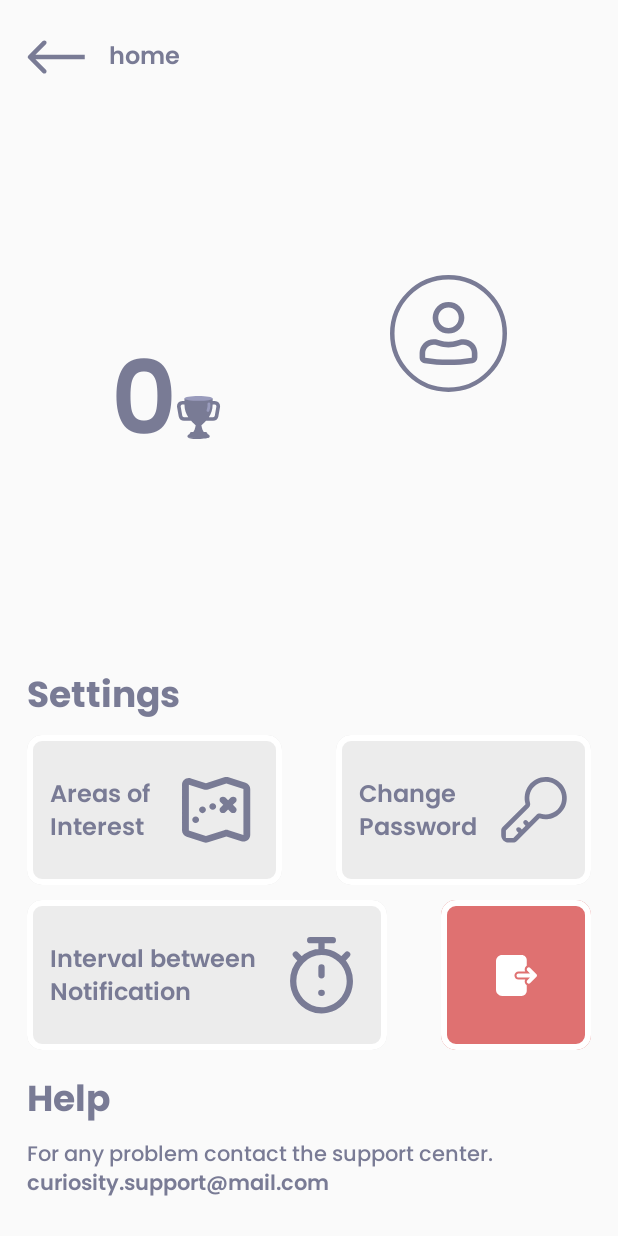
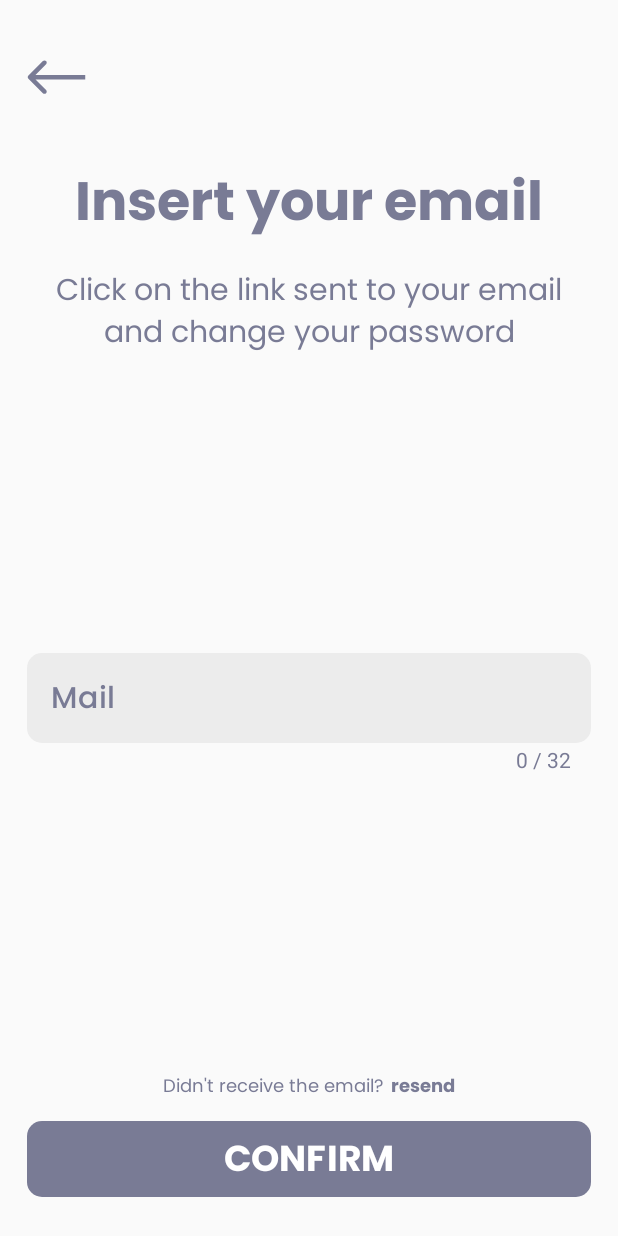
Before and after one commit to matteoorig/Curiosity, an Android app built with Jetpack Compose: the ProfileScreen screen opened through its navigation route, after a tap on "Change", on a phone screen of 412 x 824 dp. Run offline under Robolectric (Android 15) with nearby library versions, the phone set to English and light mode, and no system bars; our stand-ins replace Dagger/Hilt's generated code, Firebase (no records; nobody signed in at launch, a user with empty details on screens opened directly); libraries missing offline, so code that uses them is left out: com.opencsv; 9 statements that could not run were skipped; 1 other tap on this screen came first.

Commit message:
add reset password package with its composable function

```diff
--- a/app/src/main/java/com/curiosity/presentation/app/navigation/CuriosityNavigationGraph.kt
+++ b/app/src/main/java/com/curiosity/presentation/app/navigation/CuriosityNavigationGraph.kt
@@ -15,6 +15,7 @@ import com.curiosity.presentation.interval_notification.IntervalNotificationScre
 import com.curiosity.presentation.intro.IntroScreen
 import com.curiosity.presentation.on_boarding.OnBoardingScreen
 import com.curiosity.presentation.profile.ProfileScreen
+import com.curiosity.presentation.reset_password.ResetPasswordScreen
 import com.curiosity.presentation.sign_in.SignInScreen
 import com.curiosity.presentation.sign_up.SignUpScreen
 
@@ -83,5 +84,11 @@ fun CuriosityNavigationGraph() {
         ){
             IntervalNotificationScreen(navController = navigationController)
         }
+
+        composable(
+            route = Routes.ResetPassword.route
+        ){
+            ResetPasswordScreen(navController = navigationController)
+        }
     }
 }
--- a/app/src/main/java/com/curiosity/presentation/app/routes/Routes.kt
+++ b/app/src/main/java/com/curiosity/presentation/app/routes/Routes.kt
@@ -51,4 +51,9 @@ sealed class Routes(val route: String) {
      * Object representing the interval notification screen route.
      */
     object IntervalNotification : Routes("interval_notification_screen")
+
+    /**
+     * Object representing the reset password screen route.
+     */
+    object ResetPassword : Routes("reset_password")
 }
--- a/app/src/main/java/com/curiosity/presentation/profile/content/ProfileContent.kt
+++ b/app/src/main/java/com/curiosity/presentation/profile/content/ProfileContent.kt
@@ -102,7 +102,7 @@ fun ProfileContent(
                     navController.navigate(Routes.IntervalNotification.route)
                 },
                 onClickChangePassword = {
-
+                    navController.navigate(Routes.ResetPassword.route)
                 },
                 onClickLogout = {
                     viewModel.logOut()
--- /dev/null
+++ b/app/src/main/java/com/curiosity/presentation/reset_password/ResetPasswordScreen.kt
@@ -0,0 +1,61 @@
+package com.curiosity.presentation.reset_password
+
+/**
+ * @author matteooriggi
+ */
+
+import androidx.compose.material3.CircularProgressIndicator
+import androidx.compose.runtime.Composable
+import androidx.compose.runtime.LaunchedEffect
+import androidx.compose.runtime.collectAsState
+import androidx.compose.runtime.getValue
+import androidx.compose.ui.tooling.preview.Preview
+import androidx.hilt.navigation.compose.hiltViewModel
+import androidx.navigation.NavController
+import androidx.navigation.compose.rememberNavController
+import com.curiosity.presentation.reset_password.content.ResetPasswordContent
+import com.curiosity.presentation.reset_password.content.ResetPasswordError
+
+@Composable
+fun ResetPasswordScreen(
+    navController: NavController,
+    viewModel: ResetPasswordViewModel = hiltViewModel(),
+){
+    val state by viewModel.state.collectAsState()
+    val mailValue by viewModel.mailValue.collectAsState()
+
+    when {
+        state.isLoading -> {
+            CircularProgressIndicator()
+        }
+        state.sendResetPasswordEmailError != null -> {
+            ResetPasswordError(
+                navController = navController,
+                viewModel = viewModel,
+                state = state
+            )
+        }
+        state.sendResetPasswordEmailSuccessful -> {
+            LaunchedEffect(Unit){
+                navController.popBackStack()
+            }
+        }
+        else -> {
+            ResetPasswordContent(
+                navController = navController,
+                viewModel = viewModel,
+                state = state,
+                mailValue = mailValue
+            )
+        }
+    }
+}
+
+@Preview
+@Composable
+fun ResetPasswordScreenPreview(){
+    ResetPasswordScreen(
+        navController = rememberNavController(),
+        viewModel = hiltViewModel()
+    )
+}
--- /dev/null
+++ b/app/src/main/java/com/curiosity/presentation/reset_password/ResetPasswordStates.kt
@@ -0,0 +1,7 @@
+package com.curiosity.presentation.reset_password
+
+data class ResetPasswordStates(
+    val isLoading: Boolean = false,
+    val sendResetPasswordEmailSuccessful: Boolean = false,
+    val sendResetPasswordEmailError: String? = null
+)
--- /dev/null
+++ b/app/src/main/java/com/curiosity/presentation/reset_password/ResetPasswordViewModel.kt
@@ -0,0 +1,60 @@
+package com.curiosity.presentation.reset_password
+
+/**
+ * @author matteooriggi
+ */
+
+import androidx.lifecycle.ViewModel
+import androidx.lifecycle.viewModelScope
+import com.curiosity.domain.model.Resource
+import com.curiosity.domain.use_cases.ResetUserPasswordUseCase
+import com.curiosity.presentation.sign_up.SignUpStates
+import dagger.hilt.android.lifecycle.HiltViewModel
+import kotlinx.coroutines.flow.MutableStateFlow
+import kotlinx.coroutines.flow.StateFlow
+import kotlinx.coroutines.flow.asStateFlow
+import kotlinx.coroutines.flow.launchIn
+import kotlinx.coroutines.flow.onEach
+import kotlinx.coroutines.launch
+import javax.inject.Inject
+
+@HiltViewModel
+class ResetPasswordViewModel @Inject constructor(
+    private val resetUserPasswordUseCase: ResetUserPasswordUseCase
+): ViewModel() {
+
+    private val _state = MutableStateFlow(ResetPasswordStates())
+    val state: StateFlow<ResetPasswordStates> = _state
+
+    private val _mailValue = MutableStateFlow("")
+    val mailValue: StateFlow<String> = _mailValue.asStateFlow()
+
+    fun updateStateValue(newState: ResetPasswordStates){
+        _state.value = newState
+    }
+
+    fun updateMailValue(newValue: String){
+        _mailValue.value = newValue
+    }
+
+    fun sendResetEmail(){
+        viewModelScope.launch {
+            val flow = resetUserPasswordUseCase(_mailValue.value)
+            flow.onEach { resource ->
+                when (resource) {
+                    is Resource.Loading -> {
+                        _state.value = ResetPasswordStates(isLoading = true)
+                    }
+
+                    is Resource.Success -> {
+                        _state.value = ResetPasswordStates(isLoading = false)
+                    }
+
+                    is Resource.Error -> {
+                        _state.value = ResetPasswordStates(sendResetPasswordEmailError = resource.message)
+                    }
+                }
+            }.launchIn(this)
+        }
+    }
+}
--- /dev/null
+++ b/app/src/main/java/com/curiosity/presentation/reset_password/content/ResetPasswordContent.kt
@@ -0,0 +1,152 @@
+package com.curiosity.presentation.reset_password.content
+
+/**
+ * @author matteooriggi
+ */
+
+import androidx.compose.foundation.clickable
+import androidx.compose.foundation.interaction.MutableInteractionSource
+import androidx.compose.foundation.layout.Arrangement
+import androidx.compose.foundation.layout.Column
+import androidx.compose.foundation.layout.Row
+import androidx.compose.foundation.layout.Spacer
+import androidx.compose.foundation.layout.fillMaxSize
+import androidx.compose.foundation.layout.fillMaxWidth
+import androidx.compose.foundation.layout.height
+import androidx.compose.foundation.layout.padding
+import androidx.compose.foundation.layout.width
+import androidx.compose.runtime.Composable
+import androidx.compose.runtime.remember
+import androidx.compose.ui.Modifier
+import androidx.compose.ui.graphics.Color
+import androidx.compose.ui.text.font.FontWeight
+import androidx.compose.ui.tooling.preview.Preview
+import androidx.compose.ui.unit.dp
+import androidx.compose.ui.unit.sp
+import androidx.hilt.navigation.compose.hiltViewModel
+import androidx.navigation.NavController
+import androidx.navigation.compose.rememberNavController
+import com.curiosity.R
+import com.curiosity.common.components.CuriosityDefaultButton
+import com.curiosity.common.components.CuriositySvgButton
+import com.curiosity.common.components.CuriosityText
+import com.curiosity.common.components.CuriosityTextField
+import com.curiosity.presentation.reset_password.ResetPasswordStates
+import com.curiosity.presentation.reset_password.ResetPasswordViewModel
+import com.curiosity.ui.theme.CuriosityGray
+import com.curiosity.ui.theme.CuriosityViolet
+
+@Composable
+fun ResetPasswordContent(
+    navController: NavController,
+    viewModel: ResetPasswordViewModel,
+    state: ResetPasswordStates,
+    mailValue: String
+){
+
+    Column(
+        modifier = Modifier
+            .fillMaxSize()
+            .padding(bottom = 26.dp, top = 26.dp, start = 18.dp, end = 18.dp),
+        verticalArrangement = Arrangement.SpaceBetween
+    ) {
+        Column{
+            Spacer(modifier = Modifier.height(7.dp))
+            Row(
+                modifier = Modifier.fillMaxWidth(),
+                horizontalArrangement = Arrangement.Start
+            ) {
+                CuriositySvgButton(
+                    drawableResource = R.drawable.arrow,
+                    height = 35.dp,
+                    onClick = {
+                        viewModel.updateStateValue(
+                            ResetPasswordStates(
+                            sendResetPasswordEmailSuccessful = true)
+                        )
+                    }
+                )
+            }
+            Spacer(modifier = Modifier.height(40.dp))
+            CuriosityText(
+                value = "Insert your email",
+                textColor = CuriosityViolet,
+                textSize = 36.sp,
+                textWeight = FontWeight.Bold
+            )
+            Spacer(modifier = Modifier.height(20.dp))
+            CuriosityText(
+                value = "Click on the link sent to your email and change your password",
+                textColor = CuriosityViolet,
+                textSize = 20.sp,
+                textWeight = FontWeight.Normal,
+                maxLines = 5
+            )
+        }
+
+        CuriosityTextField(
+            modifier = Modifier
+                .fillMaxWidth()
+                .height(60.dp),
+            text = mailValue,
+            onTextChange = {
+                viewModel.updateMailValue(it)
+            },
+            fontSize = 20.sp,
+            placeholder = "Mail",
+            valueColor = CuriosityViolet,
+            backgroundColor = CuriosityGray,
+            helperText = true,
+            helperTextColor = CuriosityViolet,
+            maxLength = 32
+        )
+
+        Column {
+            Row(
+                modifier = Modifier.fillMaxWidth(),
+                horizontalArrangement = Arrangement.Center
+            ) {
+                CuriosityText(
+                    modifier = Modifier,
+                    value = "Didn't receive the email?",
+                    textColor = CuriosityViolet,
+                    textSize = 12.sp,
+                    textWeight = FontWeight.Normal,
+                    maxLines = 5
+                )
+                Spacer(modifier = Modifier.width(5.dp))
+                CuriosityText(
+                    modifier = Modifier.clickable(
+                        indication = null,
+                        interactionSource = remember { MutableInteractionSource() }
+                    ){ viewModel.sendResetEmail() },
+                    value = "resend",
+                    textColor = CuriosityViolet,
+                    textSize = 12.sp,
+                    textWeight = FontWeight.Bold,
+                    maxLines = 5
+                )
+            }
+            Spacer(modifier = Modifier.height(15.dp))
+            CuriosityDefaultButton(
+                value = "CONFIRM",
+                valueColor = Color.White,
+                backgroundColor = CuriosityViolet,
+                onClick = {
+                    viewModel.sendResetEmail()
+                }
+            )
+        }
+    }
+}
+
+@Preview
+@Composable
+fun ResetPasswordContentPreview(){
+    ResetPasswordContent(
+        navController = rememberNavController(),
+        viewModel = hiltViewModel(),
+        state = ResetPasswordStates(),
+        mailValue = ""
+    )
+}
```
Also changed, not shown: app/src/main/java/com/curiosity/presentation/areas_of_interest/AreasOfInterestViewModel.kt (+7 -4 lines), app/src/main/java/com/curiosity/presentation/reset_password/content/ResetPasswordError.kt (added, +65 -0 lines), app/src/main/java/com/curiosity/presentation/sign_in/content/SignInContent.kt (+21 -0 lines).
